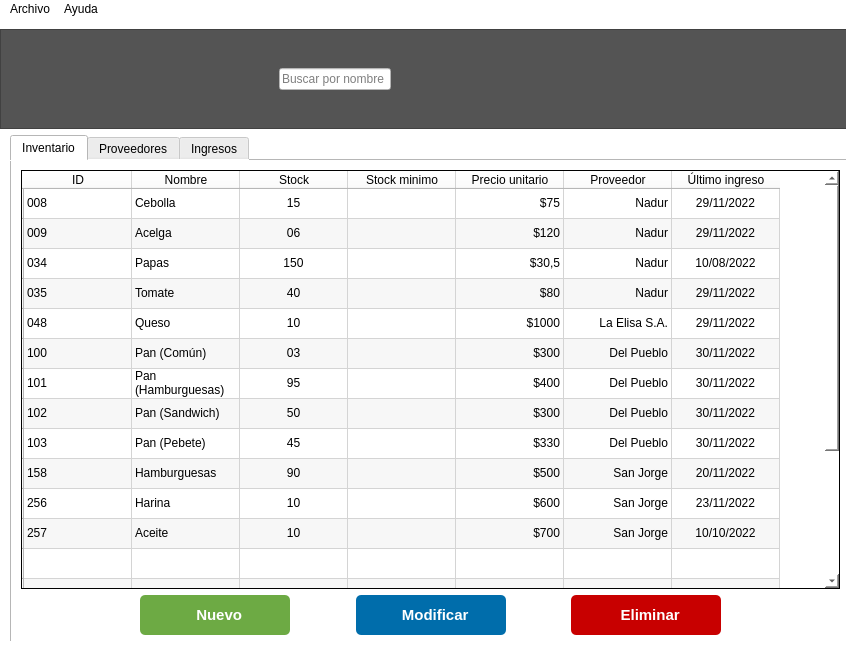
Above: windows/templates/main.ui from HitomiD/Proyecto-Desarrollo before the change. Below: the same form after it.
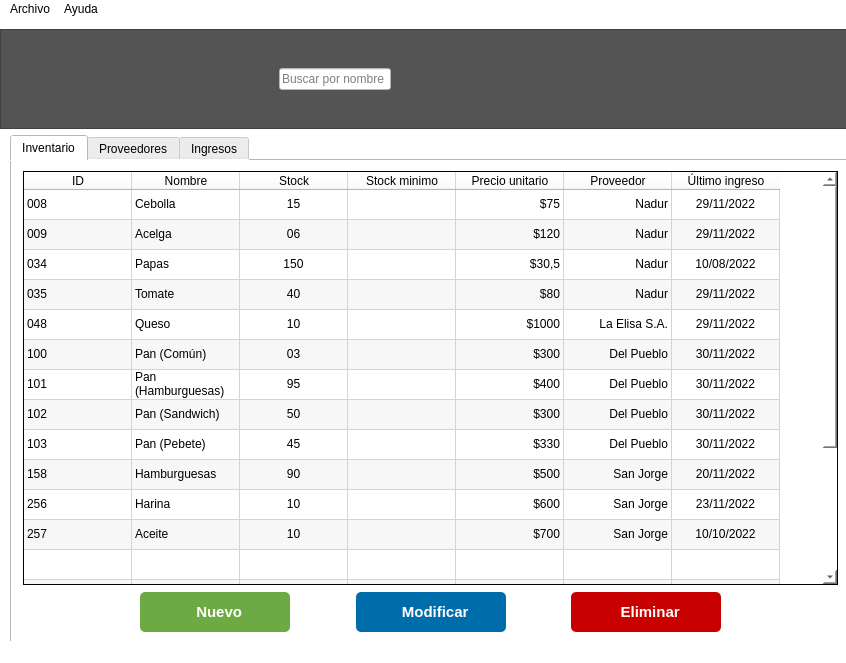
That is the form after the change. The open tabs and pages were chosen to show the change. Icons and pictures are not drawn.

The edit to the form file:
```diff
--- a/windows/templates/main.ui
+++ b/windows/templates/main.ui
@@ -292,6 +292,12 @@
             <verstretch>0</verstretch>
            </sizepolicy>
           </property>
+          <property name="maximumSize">
+           <size>
+            <width>815</width>
+            <height>414</height>
+           </size>
+          </property>
           <property name="styleSheet">
            <string notr="true">background-color: white;
 color:black;</string>
@@ -329,6 +335,12 @@
           <property name="horizontalScrollMode">
            <enum>QAbstractItemView::ScrollPerItem</enum>
           </property>
+          <property name="sortingEnabled">
+           <bool>false</bool>
+          </property>
+          <property name="wordWrap">
+           <bool>true</bool>
+          </property>
           <property name="rowCount">
            <number>19</number>
           </property>
@@ -353,12 +365,24 @@
           <attribute name="horizontalHeaderStretchLastSection">
            <bool>false</bool>
           </attribute>
+          <attribute name="verticalHeaderVisible">
+           <bool>false</bool>
+          </attribute>
+          <attribute name="verticalHeaderMinimumSectionSize">
+           <number>30</number>
+          </attribute>
           <attribute name="verticalHeaderDefaultSectionSize">
            <number>30</number>
           </attribute>
           <attribute name="verticalHeaderHighlightSections">
            <bool>true</bool>
           </attribute>
+          <attribute name="verticalHeaderShowSortIndicator" stdset="0">
+           <bool>true</bool>
+          </attribute>
+          <attribute name="verticalHeaderStretchLastSection">
+           <bool>true</bool>
+          </attribute>
           <row>
            <property name="text">
             <string/>
```
Left out of the diff: 42 changed lines with no effect on the pictures.
